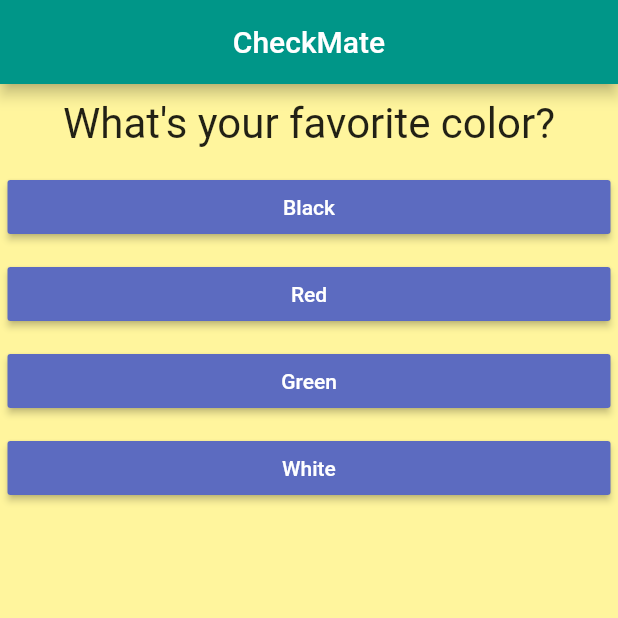
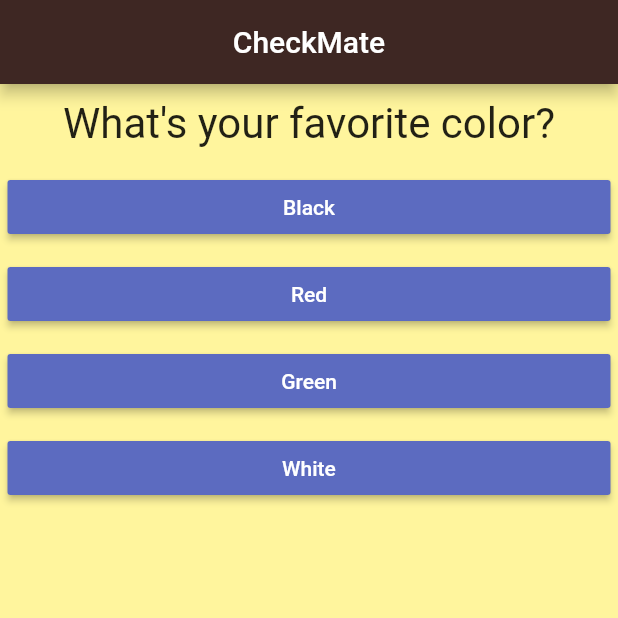
Before and after one commit to sarveshsrv/quizz_app, a Flutter app: the screen it shows after launch, on a phone screen of 412 x 824 dp, the top half of it. Run offline on Flutter 3.47's test engine with Material 2 defaults, Android fonts, the phone set to English and light mode, and no system bars.

Commit message:
Background updated

```diff
--- a/lib/main.dart
+++ b/lib/main.dart
@@ -93,7 +93,7 @@ class _MyAppState extends State<MyApp> {
       home: Scaffold(
         backgroundColor: Colors.yellow[200],
         appBar: AppBar(
-            backgroundColor: Colors.teal[500],
+            backgroundColor: Colors.brown[900],
             title: Center(
               child: Text(
                 'CheckMate',
```
